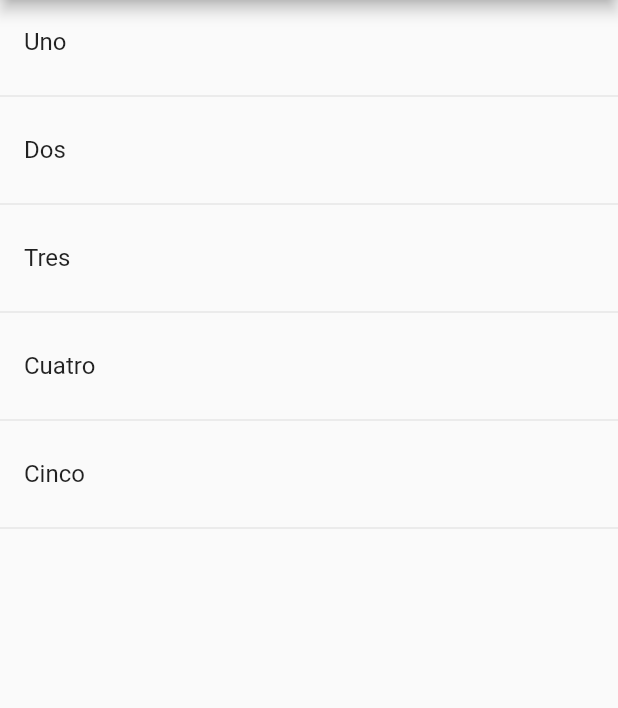
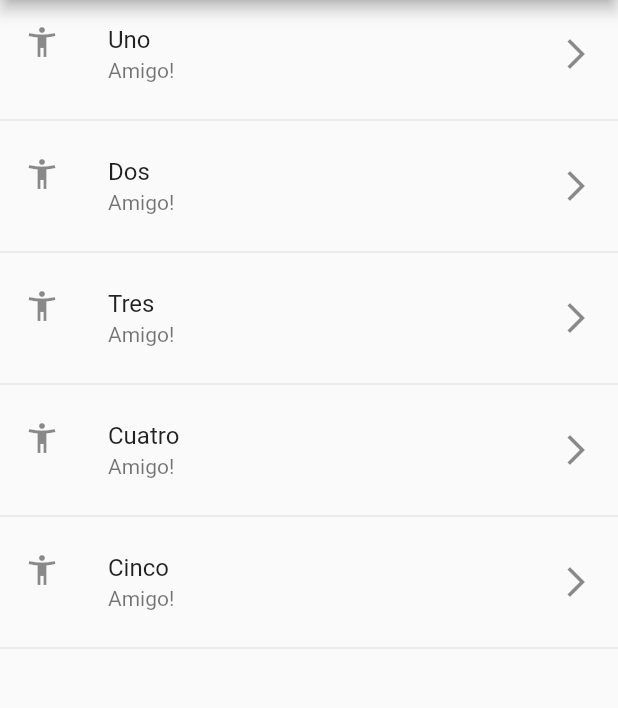
Before and after one commit to JHORJE18/Flutter_Componentes, a Flutter app: the screen it shows after launch, on a phone screen of 412 x 824 dp, the part 84-792 px from its top. Run offline on Flutter 3.47's test engine with Material 2 defaults, Android fonts, the phone set to English and light mode, and no system bars.

Commit message:
Map & Properities List

```diff
--- a/lib/src/pages/home_temp.dart
+++ b/lib/src/pages/home_temp.dart
@@ -9,7 +9,7 @@ class HomePageTemp extends StatelessWidget {
       child: Scaffold(
         appBar: AppBar(title: Text('Componentes Temp 💪')),
         body: ListView(
-          children: _crearListado(),
+          children: _crearListadoCorto(),
         ),
       ),
     );
@@ -27,4 +27,21 @@ class HomePageTemp extends StatelessWidget {
 
     return listado;
   }
+
+  List<Widget> _crearListadoCorto() {
+    return opciones.map((opt) {
+      return Column(
+        children: [
+          ListTile(
+            title: Text(opt),
+            subtitle: Text('Amigo!'),
+            leading: Icon(Icons.accessibility_new),
+            trailing: Icon(Icons.arrow_forward_ios),
+            onTap: () {},
+          ),
+          Divider()
+        ],
+      );
+    }).toList();
+  }
 }
```
